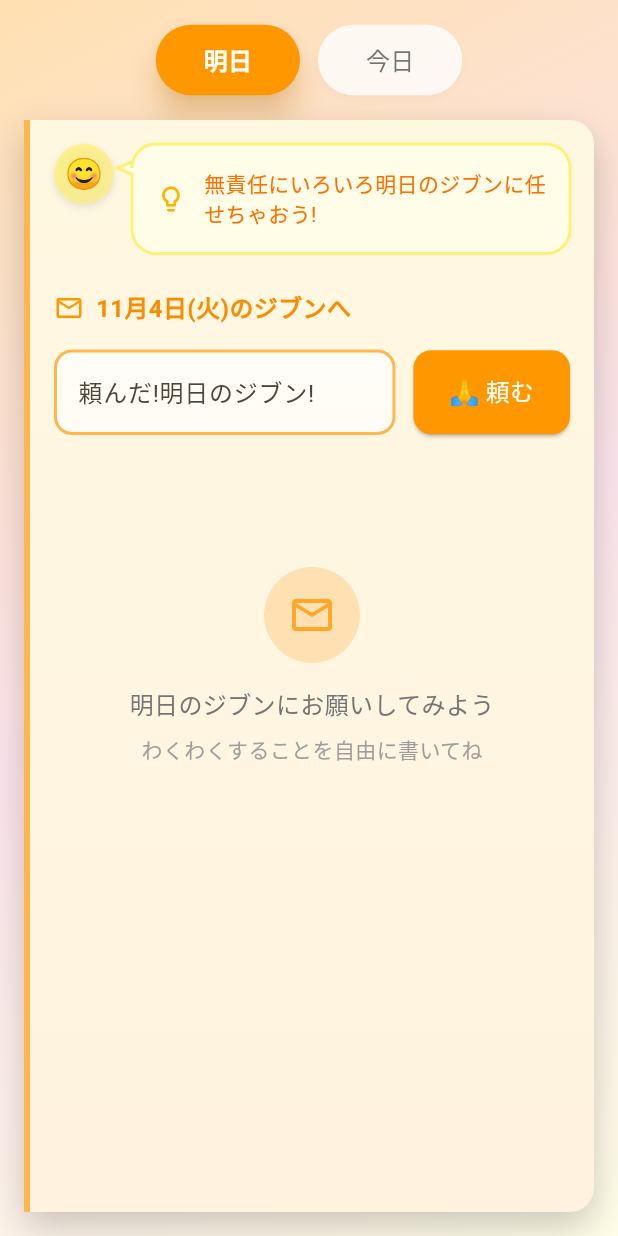
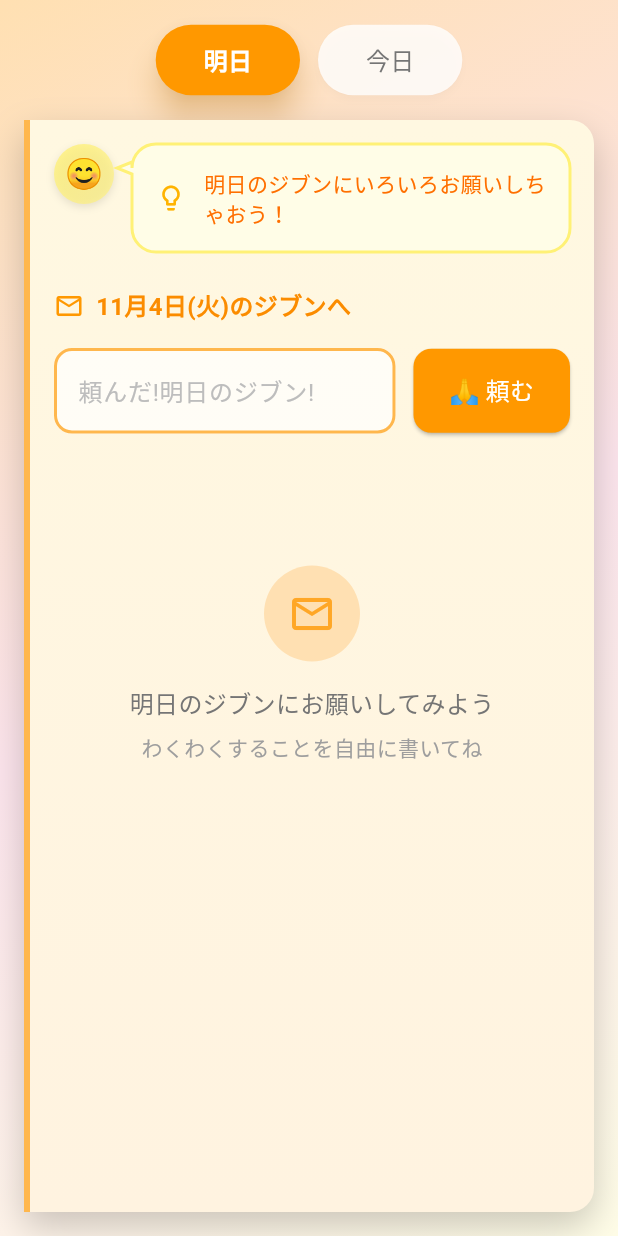
Before and after one commit to nagai-engineering/flutter_sample, a Flutter app: the screen it shows after launch, on a phone screen of 412 x 824 dp. Run offline on Flutter 3.47's test engine with Material 3 defaults, Android fonts, the phone set to English and light mode, and no system bars; our stand-ins replace shared_preferences, sqflite; accounts and stored records are empty.

Commit message:
Improve Tomorrow view UI with dynamic layout
UI improvements:
- Update tip bubble message to "明日のジブンにいろいろお願いしちゃおう！"
- Change placeholder text color to subtle gray (Colors.grey[400])
- Add 30-character limit for task input with hidden counter
- Implement single-column layout for better readability
- Add dynamic height adjustment using MasonryGridView

Dependencies:
- Add flutter_staggered_grid_view ^0.7.0 for responsive grid layout

The task cards now automatically adjust their height based on text length, providing a more natural and user-friendly experience.

🤖 Generated with [Claude Code](https://claude.com/claude-code)

Co-Authored-By: Claude <noreply@anthropic.com>

```diff
--- a/lib/screens/tomorrow_view.dart
+++ b/lib/screens/tomorrow_view.dart
@@ -1,6 +1,7 @@
 import 'package:flutter/material.dart';
 import 'package:provider/provider.dart';
 import 'package:intl/intl.dart';
+import 'package:flutter_staggered_grid_view/flutter_staggered_grid_view.dart';
 import '../providers/task_provider.dart';
 import '../widgets/tip_bubble.dart';
 import '../widgets/task_card.dart';
@@ -72,7 +73,7 @@ class _TomorrowViewState extends State<TomorrowView> {
               // Tip Bubble
               TipBubble(
                 emoji: '😊',
-                text: '無責任にいろいろ明日のジブンに任せちゃおう!',
+                text: '明日のジブンにいろいろお願いしちゃおう！',
                 icon: Icons.lightbulb_outline,
                 backgroundColor: Colors.yellow.shade50,
                 borderColor: Colors.yellow.shade300,
@@ -104,8 +105,13 @@ class _TomorrowViewState extends State<TomorrowView> {
                   Expanded(
                     child: TextField(
                       controller: _textController,
+                      maxLength: 30,
                       decoration: InputDecoration(
                         hintText: '頼んだ!明日のジブン!',
+                        hintStyle: TextStyle(
+                          color: Colors.grey[400],
+                        ),
+                        counterText: '',
                         filled: true,
                         fillColor: Colors.white.withValues(alpha: 0.7),
                         border: OutlineInputBorder(
@@ -237,15 +243,11 @@ class _TomorrowViewState extends State<TomorrowView> {
 
     final rotations = [1.0, -1.0, 2.0, -2.0];
 
-    return GridView.builder(
+    return MasonryGridView.count(
       shrinkWrap: true,
       physics: const NeverScrollableScrollPhysics(),
-      gridDelegate: const SliverGridDelegateWithFixedCrossAxisCount(
-        crossAxisCount: 2,
-        crossAxisSpacing: 16,
-        mainAxisSpacing: 16,
-        childAspectRatio: 1.2,
-      ),
+      crossAxisCount: 1,
+      mainAxisSpacing: 16,
       itemCount: tasks.length,
       itemBuilder: (context, index) {
         final task = tasks[index];
--- a/pubspec.yaml
+++ b/pubspec.yaml
@@ -46,6 +46,7 @@ dependencies:
   # Utilities
   intl: ^0.19.0
   shared_preferences: ^2.2.2
+  flutter_staggered_grid_view: ^0.7.0
 
 dev_dependencies:
   flutter_test:
```
Also changed, not shown: pubspec.lock.
